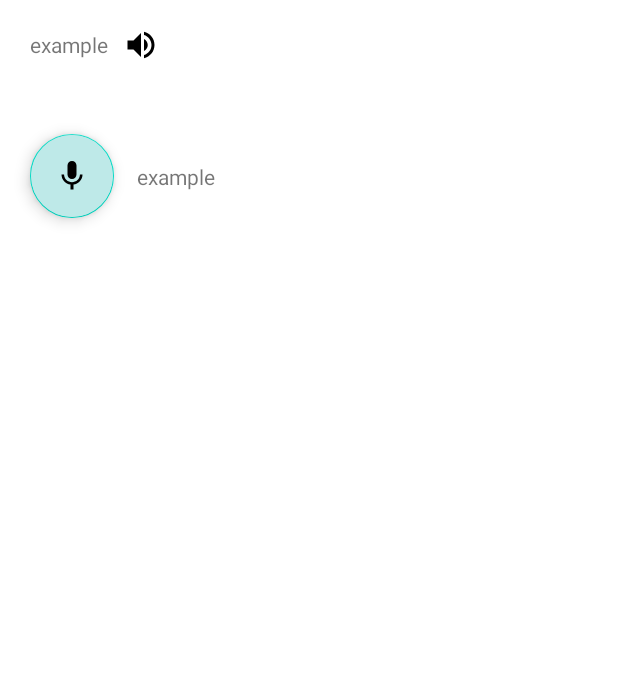
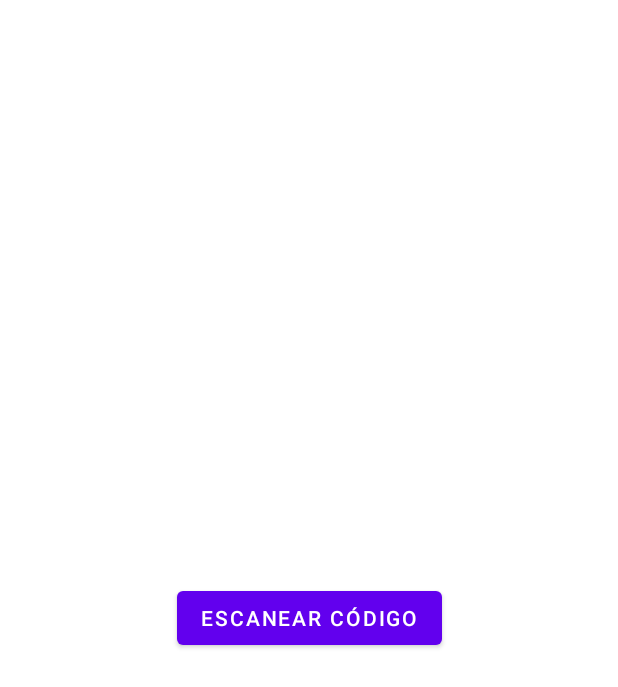
Before and after one commit to aggus011/Pruebas, an Android app: the layout fragment_home.xml on its own in the app's theme, with its tools: preview values and no code run, on a phone screen of 412 x 824 dp. Shown: the top 687 px of the screen. Run offline under Robolectric (Android 15) with nearby library versions, the phone set to English and light mode, and no system bars.

```diff
--- a/app/src/main/java/ar/edu/unalm/pruebaspeechtotext/room/network/Constants.kt
+++ /dev/null
@@ -1,3 +0,0 @@
-package ar.edu.unalm.pruebaspeechtotext.room.network
-
-internal val API_KEY = "20230418130730-fQaj7AdeKhp-67524"
--- a/app/src/main/res/layout/fragment_home.xml
+++ b/app/src/main/res/layout/fragment_home.xml
@@ -6,58 +6,26 @@
     tools:context=".fragments.HomeFragment"
     xmlns:app="http://schemas.android.com/apk/res-auto">
 
-    <TextView
-        android:id="@+id/readText"
+    <Button
+        android:id="@+id/btnScanner"
         android:layout_width="wrap_content"
         android:layout_height="wrap_content"
-        android:layout_marginStart="20dp"
-        android:layout_marginTop="20dp"
-        android:text="@string/example"
+        app:layout_constraintTop_toTopOf="parent"
+        app:layout_constraintBottom_toBottomOf="parent"
         app:layout_constraintStart_toStartOf="parent"
-        app:layout_constraintTop_toTopOf="parent" />
+        app:layout_constraintEnd_toEndOf="parent"
+        android:text="Escanear código" />
 
-    <ImageView
-        android:id="@+id/iconListen"
+    <TextView
+        android:id="@+id/txt"
         android:layout_width="wrap_content"
         android:layout_height="wrap_content"
-        android:layout_marginStart="10dp"
-        android:background="@drawable/ic_baseline_volume_up_24"
-        app:layout_constraintBottom_toBottomOf="@+id/readText"
-        app:layout_constraintStart_toEndOf="@+id/readText"
-        app:layout_constraintTop_toTopOf="@+id/readText" />
+        app:layout_constraintTop_toTopOf="parent"
+        app:layout_constraintBottom_toTopOf="@id/btnScanner"
+        app:layout_constraintStart_toStartOf="parent"
+        app:layout_constraintEnd_toEndOf="parent"
+        android:text="Scaneado con exito"
+        android:visibility="gone"/>
 
-    <com.google.android.material.floatingactionbutton.FloatingActionButton
-        android:id="@+id/microphoneButton"
-        android:layout_width="wrap_content"
-        android:layout_height="wrap_content"
-        android:layout_marginEnd="16dp"
-        android:layout_marginBottom="16dp"
-        android:clickable="true"
-        android:src="@drawable/ic_baseline_mic_24"
-        android:backgroundTint="@color/mint_green"
-        android:layout_marginTop="50dp"
-        app:layout_constraintTop_toBottomOf="@+id/readText"
-        app:layout_constraintStart_toStartOf="@+id/readText"
-        android:focusable="true" />
-
-    <TextView
-        android:id="@+id/voiceText"
-        android:layout_width="wrap_content"
-        android:layout_height="wrap_content"
-        android:text="@string/example"
-        android:layout_marginStart="15dp"
-        app:layout_constraintTop_toTopOf="@+id/microphoneButton"
-        app:layout_constraintStart_toEndOf="@+id/microphoneButton"
-        app:layout_constraintBottom_toBottomOf="@+id/microphoneButton"/>
-
-    <androidx.recyclerview.widget.RecyclerView
-        android:id="@+id/language_rv"
-        android:layout_width="wrap_content"
-        android:layout_height="wrap_content"
-        android:layout_marginTop="50dp"
-        app:layout_constraintTop_toBottomOf="@id/microphoneButton"
-        app:layout_constraintBottom_toBottomOf="parent"
-        app:layout_constraintStart_toStartOf="parent"
-        app:layout_constraintEnd_toEndOf="parent"/>
 
 </androidx.constraintlayout.widget.ConstraintLayout>
```
Also changed, not shown: app/build.gradle (+7 -1 lines), app/src/main/AndroidManifest.xml (+10 -0 lines), app/src/main/java/ar/edu/unalm/pruebaspeechtotext/MainActivity.kt (+37 -1 lines), app/src/main/java/ar/edu/unalm/pruebaspeechtotext/entities/Language.kt (deleted, +0 -7 lines), app/src/main/java/ar/edu/unalm/pruebaspeechtotext/fragments/HomeFragment.kt (+27 -12 lines), app/src/main/java/ar/edu/unalm/pruebaspeechtotext/presentation/diffutil/LanguageAdapter.kt (deleted, +0 -31 lines), app/src/main/java/ar/edu/unalm/pruebaspeechtotext/room/network/ApiService.kt (deleted, +0 -12 lines), app/src/main/java/ar/edu/unalm/pruebaspeechtotext/room/network/FluentAPI.kt (deleted, +0 -39 lines), app/src/main/java/ar/edu/unalm/pruebaspeechtotext/room/network/KeyInterceptor.kt (deleted, +0 -22 lines), app/src/main/java/ar/edu/unalm/pruebaspeechtotext/room/repository/LanguageRepository.kt (deleted, +0 -14 lines), app/src/main/java/ar/edu/unalm/pruebaspeechtotext/room/viewmodel/LanguageViewModel.kt (deleted, +0 -35 lines), app/src/main/res/layout/activity_main.xml (+23 -2 lines).
